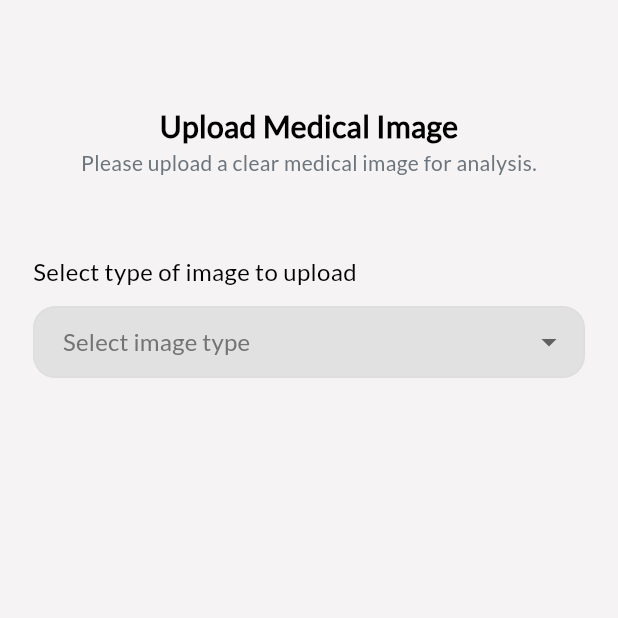
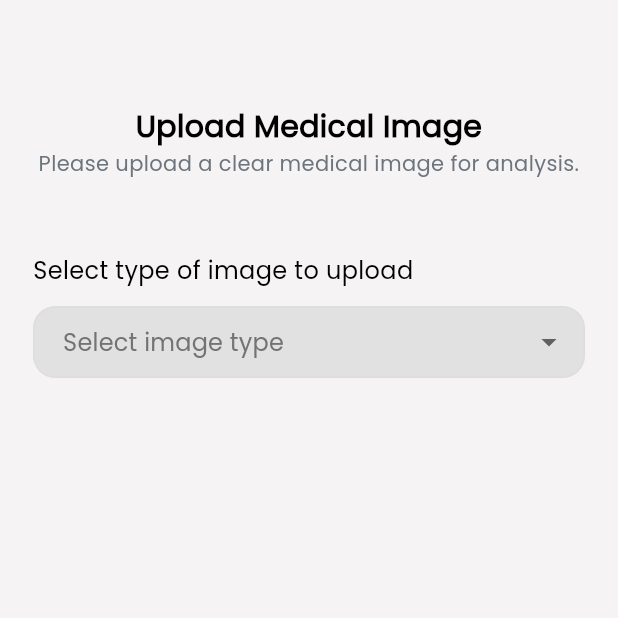
Before and after one commit to Tabithamutinda/cura-vision-mobile, a Flutter app: the screen it shows after launch, on a phone screen of 412 x 824 dp, the top half of it. Run offline on Flutter 3.47's test engine with Material 3 defaults, Android fonts, the light colour scheme and no system bars; our stand-ins replace flutter_svg, get, image_picker; statements that could not run were skipped; project files that could hold a hidden picture were left out.

Commit message:
Add poppins font

```diff
--- a/lib/main.dart
+++ b/lib/main.dart
@@ -18,6 +18,7 @@ class MyApp extends StatelessWidget {
   Widget build(BuildContext context) {
     injectControllers();
     return GetMaterialApp(
+      debugShowCheckedModeBanner: false,
       title: 'Flutter Demo',
       theme: ThemeData(
         // This is the theme of your application.
@@ -35,7 +36,7 @@ class MyApp extends StatelessWidget {
         //
         // This works for code too, not just values: Most code changes can be
         // tested with just a hot reload.
-        fontFamily: 'Lato',
+        fontFamily: 'Poppins',
         primarySwatch:
             getMaterialColor(const Color(Constants.appWhite)),
         useMaterial3: true,
--- a/pubspec.yaml
+++ b/pubspec.yaml
@@ -38,6 +38,8 @@ dependencies:
   flutter_svg: ^2.0.14
   get: ^4.6.6
   image_picker: ^1.1.2
+  http: ^1.2.2
+  dio: ^5.7.0
 
 dev_dependencies:
   flutter_test:
@@ -82,6 +84,9 @@ flutter:
      - family: Lato
        fonts:
          - asset: assets/fonts/lato/Lato-Regular.ttf
+     - family: Poppins
+       fonts:
+         - asset: assets/fonts/poppins/Poppins-Regular.ttf
   # fonts:
   #   - family: Schyler
   #     fonts:
```
Also changed, not shown: assets/fonts/poppins/Poppins-Regular.ttf (added), pubspec.lock.
